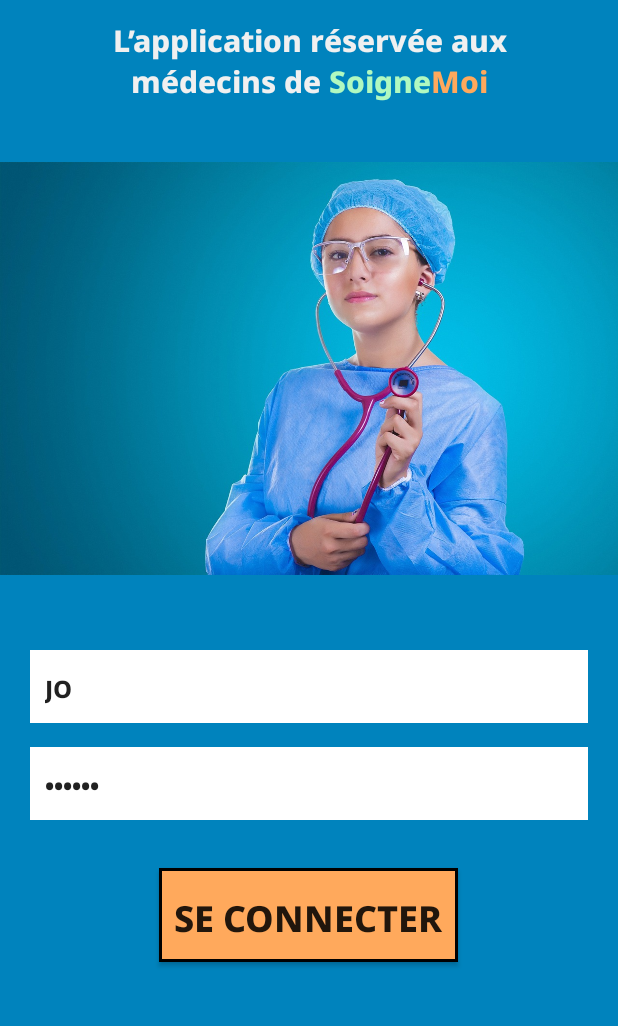
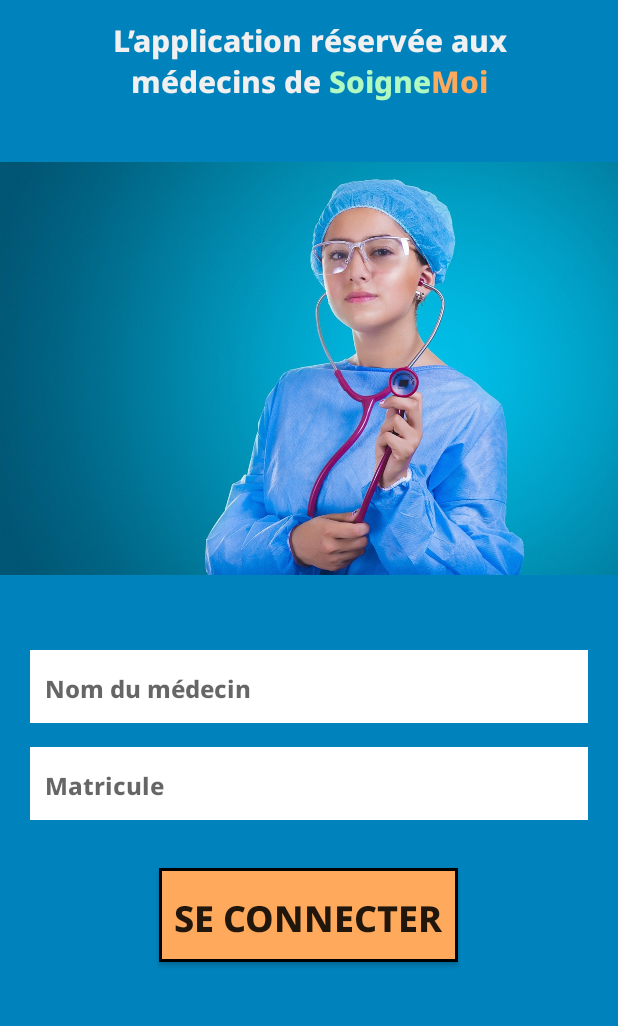
Before and after one commit to AroldMauger/soignemoi-appli, an Android app: the screen it shows after launch (MainActivity), on a phone screen of 412 x 824 dp, the part 173-1199 px from its top. Run offline under Robolectric (Android 15) with nearby library versions, the phone set to English and light mode, and no system bars; 1 statement that could not run was skipped.

```diff
--- a/app/src/main/res/layout/activity_main.xml
+++ b/app/src/main/res/layout/activity_main.xml
@@ -57,7 +57,6 @@
             android:padding="10dp"
             android:layout_marginBottom="16dp"
             android:textSize="16sp"
-            android:text="JO"
             android:fontFamily="@font/noto_sans_font_family"
             android:textFontWeight="800"
             android:background="@color/white"/>
@@ -69,7 +68,6 @@
             android:hint="Matricule"
             android:inputType="textPassword"
             android:padding="10dp"
-            android:text="CHI001"
             android:layout_marginBottom="16dp"
             android:textSize="16sp"
             android:fontFamily="@font/noto_sans_font_family"
```
Also changed, not shown: 1 other file.
